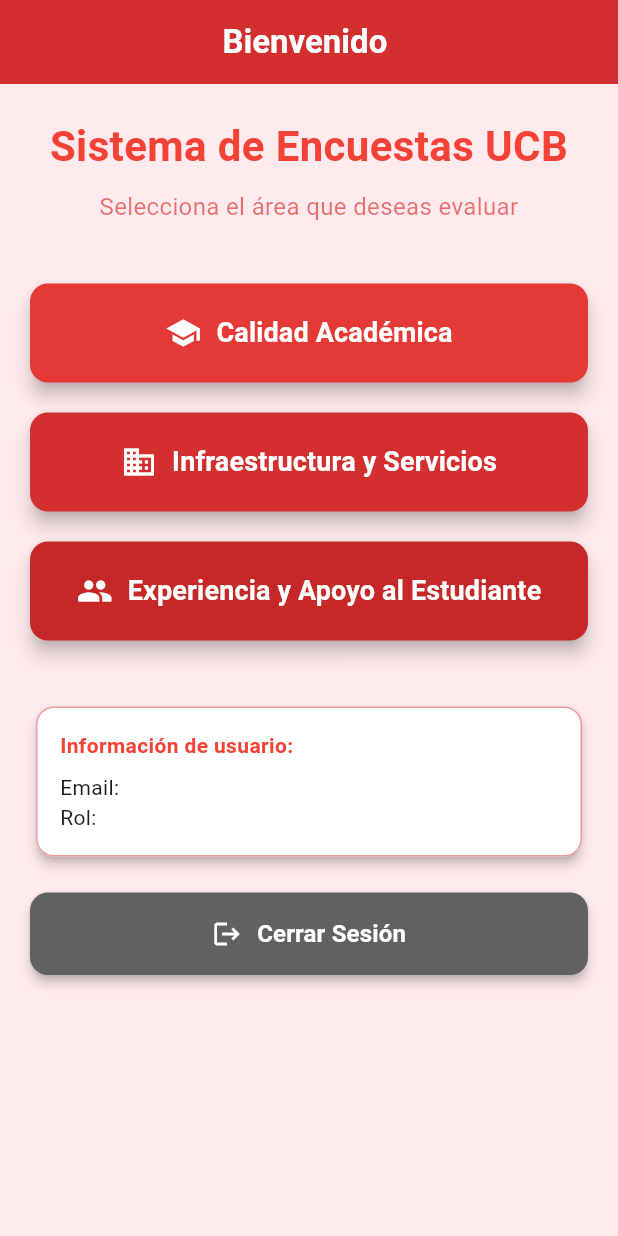
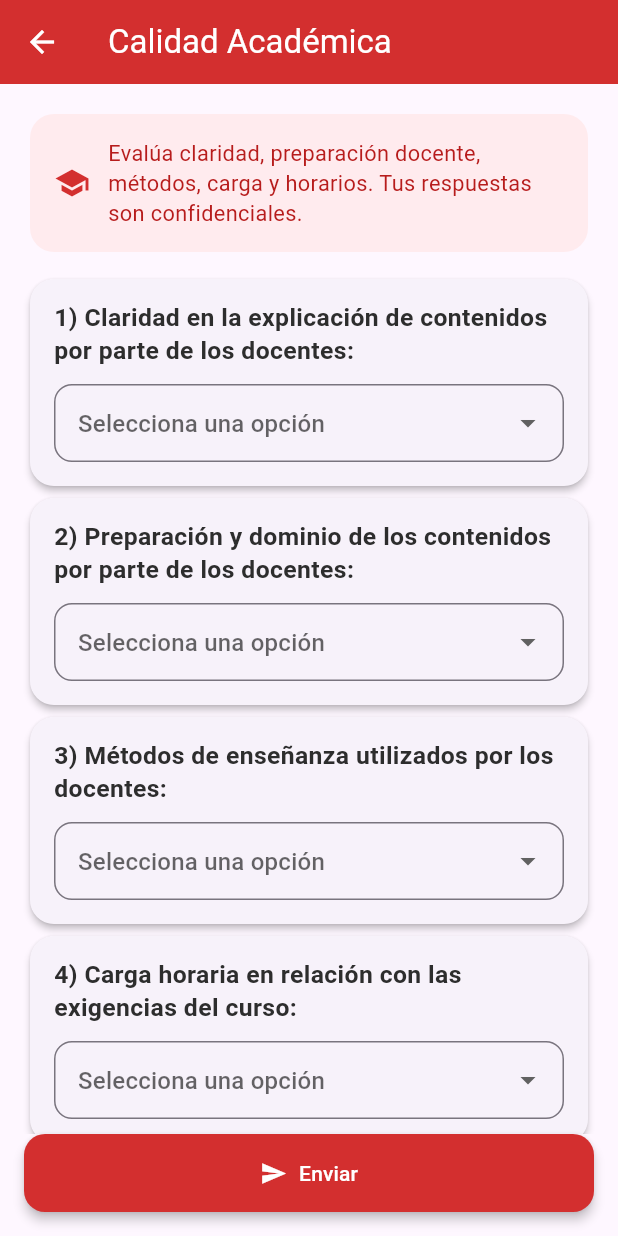
Before and after one commit to Osorio-Raquel/OpinaUCB, a Flutter app: the UserScreen screen opened directly with empty values, after a tap on "Calidad Académica", on a phone screen of 412 x 824 dp. Run offline on Flutter 3.47's test engine with Material 3 defaults, Android fonts, the light colour scheme and no system bars; our stand-ins replace shared_preferences; accounts and stored records are empty.

Commit message:
Formularios Calidad Academica Flutter
Formularios Calidad Academica Flutter

```diff
--- /dev/null
+++ b/opina_app/lib/screens/calidad_academica_form_screen.dart
@@ -0,0 +1,293 @@
+// lib/screens/calidad_academica_form_screen.dart
+import 'package:flutter/material.dart';
+import '../services/calidad_academica_service.dart';
+
+/// Opciones EXACTAS según tu tabla (no tocar)
+const opcionesClaridad = [
+  'Muy claro','Claro','Regular','Poco claro','Nada claro',
+];
+const opcionesEval5 = [
+  'Excelente','Buena','Regular','Deficiente','Muy deficiente',
+];
+const opcionesAdecuacion = [
+  'Muy adecuados','Adecuados','Regulares','Poco adecuados','Nada adecuados',
+];
+const opcionesCarga = [
+  'Muy adecuada','Adecuada','Regular','Excesiva','Insuficiente',
+];
+const opcionesFlex = [
+  'Muy flexible','Flexible','Regular','Poco flexible','Nada flexible',
+];
+const opcionesSatisfaccion = [
+  'Muy satisfecho','Satisfecho','Neutral','Insatisfecho','Muy insatisfecho',
+];
+
+class CalidadAcademicaFormScreen extends StatefulWidget {
+  final CalidadAcademicaService servicio;
+  const CalidadAcademicaFormScreen({super.key, required this.servicio});
+
+  @override
+  State<CalidadAcademicaFormScreen> createState() => _CalidadAcademicaFormScreenState();
+}
+
+class _CalidadAcademicaFormScreenState extends State<CalidadAcademicaFormScreen> {
+  final _formKey = GlobalKey<FormState>();
+  String? p1, p2, p3, p4, p5, p6;
+  final _sugerenciasCtrl = TextEditingController();
+  bool _enviando = false;
+  String? _error;
+
+  @override
+  void dispose() {
+    _sugerenciasCtrl.dispose();
+    super.dispose();
+  }
+
+  Future<void> _enviar() async {
+    if (!_formKey.currentState!.validate()) return;
+    setState(() { _enviando = true; _error = null; });
+
+    final resp = await widget.servicio.createRespuesta(
+      pregunta1Claridad: p1!,
+      pregunta2PreparacionDocentes: p2!,
+      pregunta3MetodosEnsenanza: p3!,
+      pregunta4CargaHoraria: p4!,
+      pregunta5ProgramacionHorarios: p5!,
+      pregunta6SatisfaccionGeneral: p6!,
+      pregunta7Sugerencias: _sugerenciasCtrl.text,
+    );
+
+    if (!mounted) return;
+    setState(() => _enviando = false);
+
+    if (resp['success'] == true) {
+      if (mounted) {
+        ScaffoldMessenger.of(context).showSnackBar(
+          const SnackBar(content: Text('Respuesta registrada. ¡Gracias!')),
+        );
+      }
+      _formKey.currentState!.reset();
+      setState(() { p1=p2=p3=p4=p5=p6=null; _sugerenciasCtrl.clear(); });
+      Navigator.of(context).maybePop();
+    } else {
+      setState(() => _error = resp['message'] ?? 'Error al enviar');
+    }
+  }
+
+  Widget _questionCard({
+    required String titulo,
+    required List<String> opciones,
+    required String? valor,
+    required void Function(String?) onChanged,
+  }) {
+    return Card(
+      elevation: 2,
+      shape: RoundedRectangleBorder(borderRadius: BorderRadius.circular(16)),
+      child: Padding(
+        padding: const EdgeInsets.fromLTRB(16, 14, 16, 16),
+        child: Column(
+          crossAxisAlignment: CrossAxisAlignment.start,
+          children: [
+            Text(
+              titulo,
+              style: const TextStyle(
+                fontSize: 16.5, fontWeight: FontWeight.w600, height: 1.35, color: Color(0xFF2D2D2D),
+              ),
+            ),
+            const SizedBox(height: 12),
+            DropdownButtonFormField<String>(
+              value: valor,
+              isExpanded: true,
+              items: opciones
+                  .map((e) => DropdownMenuItem<String>(
+                        value: e,
+                        child: Text(e, softWrap: true, overflow: TextOverflow.visible),
+                      ))
+                  .toList(),
+              onChanged: onChanged,
+              validator: (v) => (v == null || v.isEmpty) ? 'Seleccione una opción' : null,
+              decoration: InputDecoration(
+                hintText: 'Selecciona una opción',
+                contentPadding: const EdgeInsets.symmetric(horizontal: 12, vertical: 14),
+                border: OutlineInputBorder(borderRadius: BorderRadius.circular(12)),
+              ),
+            ),
+          ],
+        ),
+      ),
+    );
+  }
+
+  Widget _sugerenciasCard() {
+    return Card(
+      elevation: 2,
+      shape: RoundedRectangleBorder(borderRadius: BorderRadius.circular(16)),
+      child: Padding(
+        padding: const EdgeInsets.fromLTRB(16, 14, 16, 16),
+        child: Column(
+          crossAxisAlignment: CrossAxisAlignment.start,
+          children: [
+            const Text(
+              '7) (Pregunta abierta) ¿Qué sugerencias tienes para mejorar la calidad académica?',
+              style: TextStyle(
+                fontSize: 16.5, fontWeight: FontWeight.w600, height: 1.35, color: Color(0xFF2D2D2D),
+              ),
+            ),
+            const SizedBox(height: 12),
+            TextFormField(
+              controller: _sugerenciasCtrl,
+              maxLines: 5,
+              minLines: 3,
+              decoration: InputDecoration(
+                hintText: 'Escribe tus sugerencias…',
+                alignLabelWithHint: true,
+                border: OutlineInputBorder(borderRadius: BorderRadius.circular(12)),
+                contentPadding: const EdgeInsets.symmetric(horizontal: 12, vertical: 12),
+              ),
+            ),
+          ],
+        ),
+      ),
+    );
+  }
+
+  @override
+  Widget build(BuildContext context) {
+    final themeRed = Colors.red[700];
+
+    return Scaffold(
+      appBar: AppBar(
+        title: const Text('Calidad Académica'),
+        backgroundColor: themeRed,
+        foregroundColor: Colors.white,
+      ),
+      bottomNavigationBar: SafeArea(
+        top: false,
+        child: Padding(
+          padding: const EdgeInsets.fromLTRB(16, 0, 16, 16),
+          child: SizedBox(
+            width: double.infinity,
+            child: ElevatedButton.icon(
+              onPressed: _enviando ? null : _enviar,
+              icon: _enviando
+                  ? const SizedBox(
+                      width: 18, height: 18,
+                      child: CircularProgressIndicator(strokeWidth: 2, color: Colors.white),
+                    )
+                  : const Icon(Icons.send),
+              label: Text(_enviando ? 'Enviando...' : 'Enviar'),
+              style: ElevatedButton.styleFrom(
+                backgroundColor: themeRed, foregroundColor: Colors.white,
+                padding: const EdgeInsets.symmetric(vertical: 16),
+                shape: RoundedRectangleBorder(borderRadius: BorderRadius.circular(14)),
+                elevation: 3,
+              ),
+            ),
+          ),
+        ),
+      ),
+      body: SafeArea(
+        child: Form(
+          key: _formKey,
+          autovalidateMode: AutovalidateMode.onUserInteraction,
+          child: LayoutBuilder(
+            builder: (context, c) {
+              final maxW = c.maxWidth > 720 ? 720.0 : c.maxWidth;
+              return Center(
+                child: ConstrainedBox(
+                  constraints: BoxConstraints(maxWidth: maxW),
+                  child: ListView(
+                    padding: const EdgeInsets.fromLTRB(16, 16, 16, 96),
+                    children: [
+                      Card(
+                        color: Colors.red[50],
+                        elevation: 0,
+                        shape: RoundedRectangleBorder(borderRadius: BorderRadius.circular(16)),
+                        child: Padding(
+                          padding: const EdgeInsets.all(16),
+                          child: Row(
+                            children: [
+                              Icon(Icons.school, color: themeRed),
+                              const SizedBox(width: 12),
+                              Expanded(
+                                child: Text(
+                                  'Evalúa claridad, preparación docente, métodos, carga y horarios. '
+                                  'Tus respuestas son confidenciales.',
+                                  style: TextStyle(
+                                    color: Colors.red[900], fontSize: 14.5, height: 1.35,
+                                  ),
+                                ),
+                              ),
+                            ],
+                          ),
+                        ),
+                      ),
+                      if (_error != null) ...[
+                        const SizedBox(height: 8),
+                        Container(
+                          padding: const EdgeInsets.all(12),
+                          decoration: BoxDecoration(
+                            color: const Color(0xFFFFEBEE),
+                            borderRadius: BorderRadius.circular(12),
+                            border: Border.all(color: const Color(0xFFE57373)),
+                          ),
+                          child: Row(
+                            crossAxisAlignment: CrossAxisAlignment.start,
+                            children: [
+                              const Icon(Icons.error_outline, color: Color(0xFFD32F2F), size: 20),
+                              const SizedBox(width: 8),
+                              Expanded(child: Text(_error!, style: const TextStyle(color: Color(0xFFD32F2F)))),
+                            ],
+                          ),
+                        ),
+                      ],
+                      const SizedBox(height: 10),
+
+                      _questionCard(
+                        titulo: '1) Claridad en la explicación de contenidos por parte de los docentes:',
+                        opciones: opcionesClaridad,
+                        valor: p1,
+                        onChanged: (v) => setState(() => p1 = v),
+                      ),
+                      _questionCard(
+                        titulo: '2) Preparación y dominio de los contenidos por parte de los docentes:',
+                        opciones: opcionesEval5,
+                        valor: p2,
+                        onChanged: (v) => setState(() => p2 = v),
+                      ),
+                      _questionCard(
+                        titulo: '3) Métodos de enseñanza utilizados por los docentes:',
+                        opciones: opcionesAdecuacion,
+                        valor: p3,
+                        onChanged: (v) => setState(() => p3 = v),
+                      ),
+                      _questionCard(
+                        titulo: '4) Carga horaria en relación con las exigencias del curso:',
+                        opciones: opcionesCarga,
+                        valor: p4,
+                        onChanged: (v) => setState(() => p4 = v),
+                      ),
+                      _questionCard(
+                        titulo: '5) Programación y flexibilidad de horarios:',
+                        opciones: opcionesFlex,
+                        valor: p5,
+                        onChanged: (v) => setState(() => p5 = v),
+                      ),
+                      _questionCard(
+                        titulo: '6) Satisfacción general con la calidad académica:',
+                        opciones: opcionesSatisfaccion,
+                        valor: p6,
+                        onChanged: (v) => setState(() => p6 = v),
+                      ),
+                      _sugerenciasCard(),
+                    ],
+                  ),
+                ),
+              );
+            },
+          ),
+        ),
+      ),
+    );
+  }
+}
--- a/opina_app/lib/screens/user_screen.dart
+++ b/opina_app/lib/screens/user_screen.dart
@@ -3,11 +3,15 @@
 import '../models/user_model.dart';
 import 'login_screen.dart';
 
-// 👇 imports existentes
+// ========= Formularios existentes =========
 import 'experiencia_form_screen.dart';
 import '../services/experiencia_service.dart';
 
-// 👇 NUEVOS imports para Infraestructura
+// ========= NUEVOS: Calidad Académica =========
+import 'calidad_academica_form_screen.dart';
+import '../services/calidad_academica_service.dart';
+
+// ========= NUEVOS: Infraestructura =========
 import 'infraestructura_form_screen.dart';
 import '../services/infraestructura_service.dart';
 
@@ -25,8 +29,8 @@
 class UserScreenState extends State<UserScreen> {
   // ===== Navegaciones =====
 
-  void _goToExperienciaForm() {
-    final expService = ExperienciaService(
+  void _goToCalidadAcademicaForm() {
+    final service = CalidadAcademicaService(
       baseUrl: Constants.apiBaseUrl,
       getToken: TokenStore.get,
     );
@@ -34,7 +38,7 @@
     Navigator.push(
       context,
       MaterialPageRoute(
-        builder: (_) => ExperienciaFormScreen(servicio: expService),
+        builder: (_) => CalidadAcademicaFormScreen(servicio: service),
       ),
     );
   }
@@ -49,6 +53,20 @@
       context,
       MaterialPageRoute(
         builder: (_) => InfraestructuraFormScreen(servicio: infraService),
+      ),
+    );
+  }
+
+  void _goToExperienciaForm() {
+    final expService = ExperienciaService(
+      baseUrl: Constants.apiBaseUrl,
+      getToken: TokenStore.get,
+    );
+
+    Navigator.push(
+      context,
+      MaterialPageRoute(
+        builder: (_) => ExperienciaFormScreen(servicio: expService),
       ),
     );
   }
@@ -106,11 +124,9 @@
             ),
             const SizedBox(height: 40),
 
-            // Botón 1: Calidad Académica (placeholder)
+            // Botón 1: Calidad Académica
             ElevatedButton(
-              onPressed: () {
-                // TODO: navegar a pantalla de Calidad Académica
-              },
+              onPressed: _goToCalidadAcademicaForm, // ✅ ahora navega
               style: ElevatedButton.styleFrom(
                 backgroundColor: Colors.red[600],
                 foregroundColor: Colors.white,
@@ -136,7 +152,7 @@
 
             // Botón 2: Infraestructura y Servicios
             ElevatedButton(
-              onPressed: _goToInfraestructuraForm, // ✅ ahora navega
+              onPressed: _goToInfraestructuraForm,
               style: ElevatedButton.styleFrom(
                 backgroundColor: Colors.red[700],
                 foregroundColor: Colors.white,
@@ -195,7 +211,7 @@
                 side: BorderSide(color: Colors.red[200]!),
               ),
               child: Padding(
-                padding: const EdgeInsets.all(16.0), // ✅ FIX aquí
+                padding: const EdgeInsets.all(16.0), // ✅ FIX: const va DENTRO de Padding
                 child: Column(
                   crossAxisAlignment: CrossAxisAlignment.start,
                   children: [
```
Also changed, not shown: opina_app/lib/services/calidad_academica_service.dart (added, +61 -0 lines).
